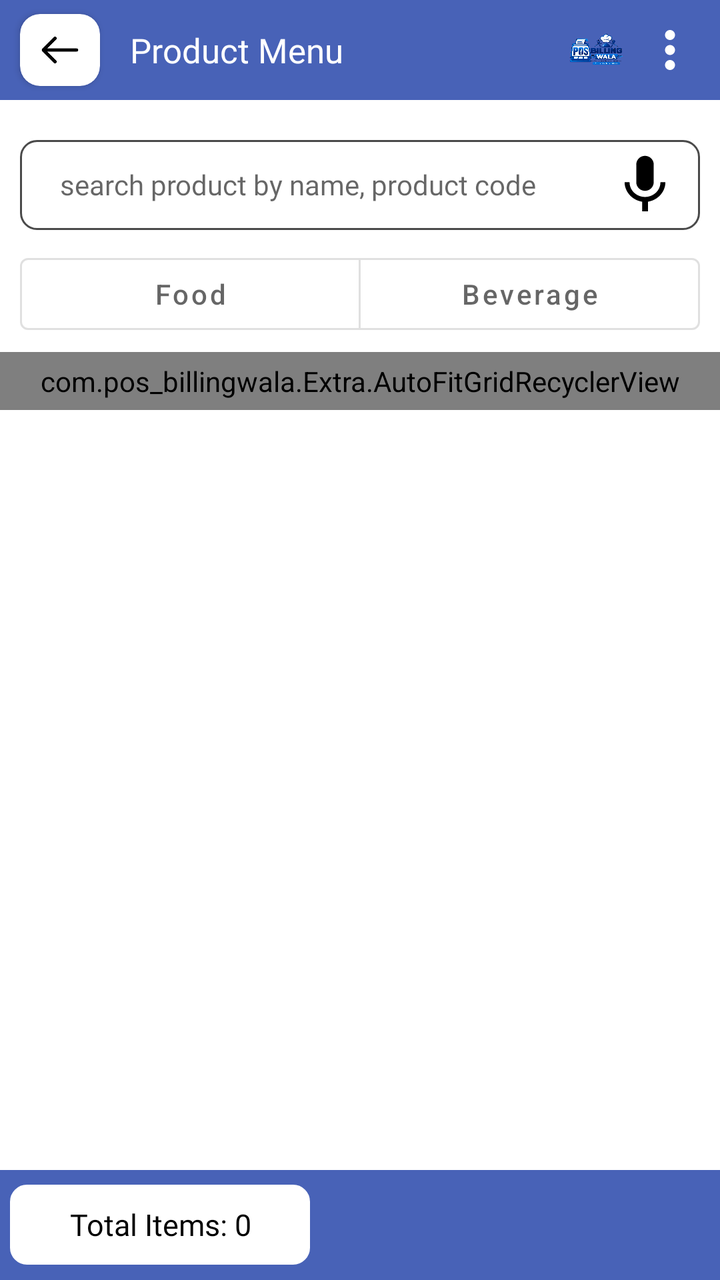
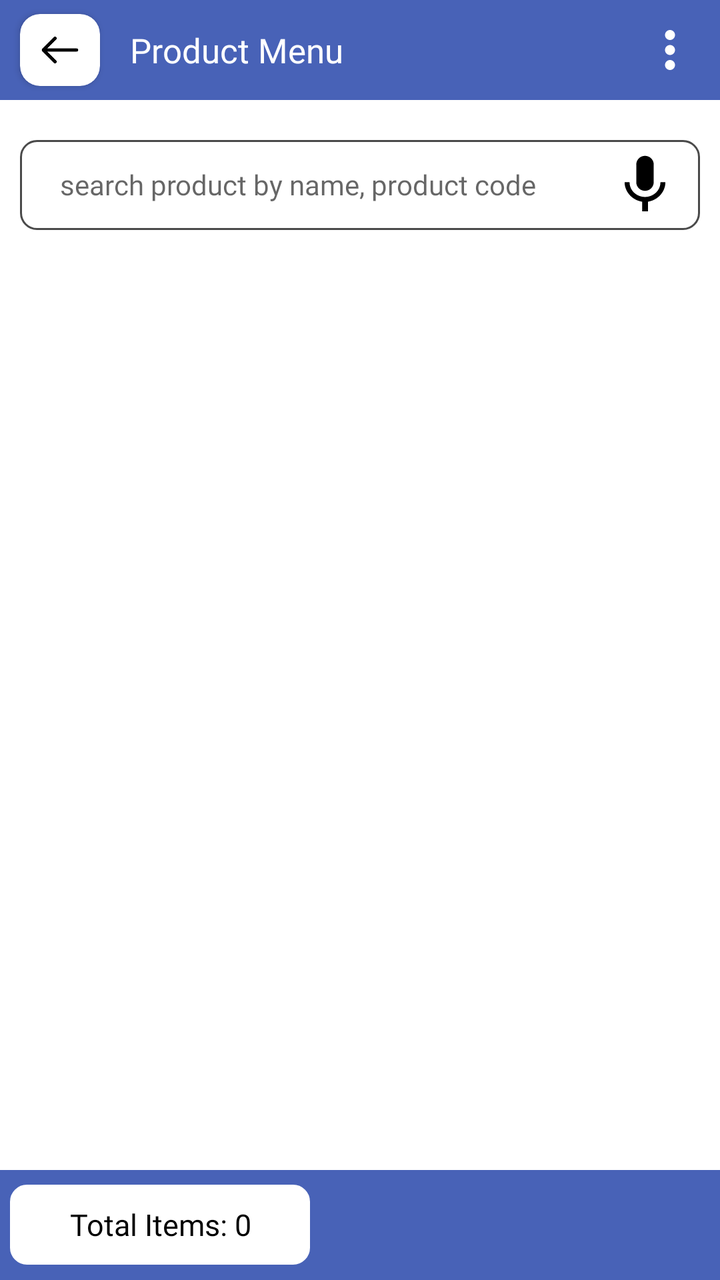

Two renders of the same Android screen: before a commit and after it. Below are the layout's source before the change and the commit's diff.
<!-- AndroidManifest.xml: application theme AppTheme -->
<!-- res/layout/fragment_create_pos.xml -->
<?xml version="1.0" encoding="utf-8"?>
<RelativeLayout xmlns:android="http://schemas.android.com/apk/res/android"
    xmlns:app="http://schemas.android.com/apk/res-auto"
    xmlns:tools="http://schemas.android.com/tools"
    android:layout_width="match_parent"
    android:layout_height="match_parent"
    tools:context=".Fragment.CreatePos">

    <com.google.android.material.appbar.AppBarLayout
        android:id="@+id/appBarLayout"
        android:layout_width="match_parent"
        android:layout_height="50dp"
        android:layout_alignParentTop="true">

        <RelativeLayout
            android:layout_width="match_parent"
            android:layout_height="match_parent">

            <androidx.cardview.widget.CardView
                android:id="@+id/homeCardView"
                android:layout_width="40dp"
                android:layout_height="40dp"
                android:layout_alignParentStart="true"
                android:layout_centerInParent="true"
                android:layout_marginStart="10dp"
                android:layout_marginTop="7dp"
                android:layout_marginBottom="7dp"
                app:cardCornerRadius="10dp">

                <ImageView
                    android:id="@+id/home"
                    android:layout_width="30dp"
                    android:layout_height="30dp"
                    android:layout_gravity="center"
                    android:padding="5dp"
                    android:src="@drawable/back" />

            </androidx.cardview.widget.CardView>

            <androidx.appcompat.widget.AppCompatTextView
                android:id="@+id/posHeading"
                android:layout_width="match_parent"
                android:layout_height="wrap_content"
                android:layout_centerInParent="true"
                android:layout_gravity="center"
                android:layout_toStartOf="@+id/menuIcon"
                android:layout_toEndOf="@+id/homeCardView"
                android:fontFamily="@font/poppinsmedium"
                android:gravity="center|start"
                android:paddingStart="15dp"
                android:paddingEnd="15dp"
                android:text="@string/ui_product_menu"
                android:textColor="@color/white"
                android:textSize="17dp" />

            <ImageView
                android:id="@+id/menuIcon"
                android:layout_width="30dp"
                android:layout_height="30dp"
                android:layout_alignParentEnd="true"
                android:layout_centerInParent="true"
                android:layout_marginEnd="10dp"
                android:src="@drawable/ic_menu" />
            <ImageView
                android:id="@+id/appBrandLogo"
                android:layout_width="28dp"
                android:layout_height="28dp"
                android:layout_centerVertical="true"
                android:layout_marginEnd="8dp"
                android:layout_toStartOf="@+id/menuIcon"
                android:contentDescription="@string/app_name"
                android:scaleType="fitCenter"
                android:src="@drawable/app_logo" />

        </RelativeLayout>

    </com.google.android.material.appbar.AppBarLayout>

    <LinearLayout
        android:layout_width="match_parent"
        android:layout_height="match_parent"
        android:layout_above="@id/cartLayout"
        android:layout_below="@+id/appBarLayout"
        android:layout_marginTop="10dp"
        android:orientation="vertical">

        <LinearLayout
            android:id="@+id/productSearchLayout"
            android:layout_width="match_parent"
            android:layout_height="45dp"
            android:layout_marginStart="10dp"
            android:layout_marginTop="10dp"
            android:layout_marginEnd="10dp"
            android:background="@drawable/button_rounded_border"
            android:orientation="horizontal">

            <com.google.android.material.textfield.TextInputEditText
                android:id="@+id/productSearch"
                android:layout_width="0dp"
                android:layout_height="40dp"
                android:layout_gravity="center"
                android:layout_marginStart="10dp"
                android:layout_marginEnd="10dp"
                android:layout_weight="1"
                android:background="@null"
                android:fontFamily="@font/poppinsregular"
                android:hint="@string/ui_search_product_by_name_product_code"
                android:paddingStart="10dp"
                android:paddingEnd="10dp"
                android:singleLine="true"
                android:textColor="@color/black"
                android:textSize="14dp" />

            <ImageView
                android:id="@+id/voiceSearchProduct"
                android:layout_width="35dp"
                android:layout_height="35dp"
                android:layout_gravity="center"
                android:layout_marginEnd="10dp"
                android:src="@drawable/baseline_mic_24"
                app:tint="@color/black" />

        </LinearLayout>

        <com.google.android.material.button.MaterialButtonToggleGroup
            android:id="@+id/foodTypeToggle"
            android:layout_width="match_parent"
            android:layout_height="wrap_content"
            android:layout_marginStart="10dp"
            android:layout_marginTop="8dp"
            android:layout_marginEnd="10dp"
            android:gravity="center"
            app:singleSelection="true"
            app:selectionRequired="true">

            <com.google.android.material.button.MaterialButton
                android:id="@+id/foodTypeFoodBtn"
                style="@style/Widget.MaterialComponents.Button.OutlinedButton"
                android:layout_width="0dp"
                android:layout_height="wrap_content"
                android:layout_weight="1"
                android:text="@string/ui_food"
                android:textAllCaps="false" />

            <com.google.android.material.button.MaterialButton
                android:id="@+id/foodTypeBeverageBtn"
                style="@style/Widget.MaterialComponents.Button.OutlinedButton"
                android:layout_width="0dp"
                android:layout_height="wrap_content"
                android:layout_weight="1"
                android:text="@string/ui_beverage"
                android:textAllCaps="false" />

        </com.google.android.material.button.MaterialButtonToggleGroup>

        <com.pos_billingwala.Extra.AutoFitGridRecyclerView
            android:id="@+id/categoryRecyclerView"
            android:layout_width="match_parent"
            android:layout_height="wrap_content"
            android:layout_marginTop="5dp"
            android:columnWidth="130dp"
            android:nestedScrollingEnabled="true"
            android:padding="5dp"
            android:visibility="visible" />

        <LinearLayout
            android:id="@+id/productLinearLayout"
            android:layout_width="match_parent"
            android:layout_height="wrap_content"
            android:orientation="vertical"
            android:visibility="gone">

            <TextView
                android:id="@+id/backToCategory"
                android:layout_width="match_parent"
                android:layout_height="30dp"
                android:layout_gravity="center"
                android:layout_marginLeft="10dp"
                android:layout_marginRight="5dp"
                android:drawableLeft="@drawable/arrowback"
                android:drawablePadding="10dp"
                android:fontFamily="@font/poppinsregular"
                android:gravity="center|left"
                android:text="@string/ui_back"
                android:textColor="@color/black"
                android:textSize="17dp"
                android:visibility="visible" />

            <HorizontalScrollView
                android:id="@+id/subcategoryScrollView"
                android:layout_width="match_parent"
                android:layout_height="wrap_content"
                android:paddingStart="10dp"
                android:paddingEnd="10dp"
                android:scrollbars="none"
                android:visibility="gone">

                <com.google.android.material.chip.ChipGroup
                    android:id="@+id/subcategoryChipGroup"
                    android:layout_width="wrap_content"
                    android:layout_height="wrap_content"
                    app:singleSelection="true"
                    app:selectionRequired="true" />

            </HorizontalScrollView>

            <com.pos_billingwala.Extra.AutoFitGridRecyclerView
                android:id="@+id/productRecyclerView"
                android:layout_width="match_parent"
                android:layout_height="wrap_content"
                android:columnWidth="150dp"
                android:nestedScrollingEnabled="true"
                android:padding="5dp" />

        </LinearLayout>

    </LinearLayout>

    <RelativeLayout
        android:id="@+id/cartLayout"
        android:layout_width="match_parent"
        android:layout_height="55dp"
        android:layout_alignParentBottom="true"
        android:background="@color/colorPrimary">

        <TextView
            android:id="@+id/totalItems"
            android:layout_width="150dp"
            android:layout_height="40dp"
            android:layout_alignParentStart="true"
            android:layout_centerInParent="true"
            android:layout_marginStart="5dp"
            android:layout_marginEnd="5dp"
            android:background="@drawable/button_rounded_border"
            android:backgroundTint="@color/white"
            android:fontFamily="@font/poppinsregular"
            android:gravity="center"
            android:paddingStart="10dp"
            android:paddingEnd="10dp"
            android:text="@string/ui_total_items_0"
            android:textColor="@color/black"
            android:textSize="15dp" />

        <TextView
            android:id="@+id/totalAmount"
            android:layout_width="match_parent"
            android:layout_height="wrap_content"
            android:layout_centerInParent="true"
            android:layout_marginStart="5dp"
            android:layout_marginEnd="5dp"
            android:layout_toEndOf="@+id/totalItems"
            android:fontFamily="@font/poppinsregular"
            android:gravity="center"
            android:paddingStart="15dp"
            android:paddingEnd="10dp"
            android:textColor="@color/white"
            android:textSize="15dp" />

    </RelativeLayout>

</RelativeLayout>
<!-- resources referenced by this layout -->
<resources>
  <color name="black">#000</color>
  <color name="colorPrimary">#4862b7</color>
  <color name="white">#fff</color>
  <!-- drawable app_logo: png bitmap (drawable, 586552 bytes) -->
  <!-- drawable arrowback (drawable) -->
  <vector xmlns:android="http://schemas.android.com/apk/res/android"
      android:width="24dp"
      android:height="24dp"
      android:viewportWidth="24.0"
      android:viewportHeight="24.0">
      <path
          android:fillColor="#FF000000"
          android:pathData="M21,11H6.83l3.58,-3.59L9,6l-6,6 6,6 1.41,-1.41L6.83,13H21z" />
  </vector>
  <!-- drawable back: png bitmap (drawable, 3507 bytes) -->
  <!-- drawable baseline_mic_24 (drawable) -->
  <vector xmlns:android="http://schemas.android.com/apk/res/android"
      android:width="24dp"
      android:height="24dp"
      android:tint="#000000"
      android:viewportWidth="24"
      android:viewportHeight="24">
      <path
          android:fillColor="@android:color/white"
          android:pathData="M12,14c1.66,0 2.99,-1.34 2.99,-3L15,5c0,-1.66 -1.34,-3 -3,-3S9,3.34 9,5v6c0,1.66 1.34,3 3,3zM17.3,11c0,3 -2.54,5.1 -5.3,5.1S6.7,14 6.7,11L5,11c0,3.41 2.72,6.23 6,6.72L11,21h2v-3.28c3.28,-0.48 6,-3.3 6,-6.72h-1.7z" />
  </vector>
  <!-- drawable button_rounded_border (drawable) -->
  <?xml version="1.0" encoding="utf-8"?>
  <shape xmlns:android="http://schemas.android.com/apk/res/android">
      <stroke
          android:width="1dp"
          android:color="@color/light_black" />
  
      <corners android:radius="8dp" />
  
  </shape>
  <!-- drawable ic_menu (drawable) -->
  <vector xmlns:android="http://schemas.android.com/apk/res/android"
      android:width="24dp"
      android:height="24dp"
      android:tint="@color/white"
      android:viewportWidth="24"
      android:viewportHeight="24">
      <path
          android:fillColor="@android:color/white"
          android:pathData="M12,8c1.1,0 2,-0.9 2,-2s-0.9,-2 -2,-2 -2,0.9 -2,2 0.9,2 2,2zM12,10c-1.1,0 -2,0.9 -2,2s0.9,2 2,2 2,-0.9 2,-2 -0.9,-2 -2,-2zM12,16c-1.1,0 -2,0.9 -2,2s0.9,2 2,2 2,-0.9 2,-2 -0.9,-2 -2,-2z" />
  </vector>
  <string name="app_name">Billingwala</string>
  <string name="ui_back">Back</string>
  <string name="ui_beverage">Beverage</string>
  <string name="ui_food">Food</string>
  <string name="ui_product_menu">Product Menu</string>
  <string name="ui_search_product_by_name_product_code">search product by name, product code</string>
  <string name="ui_total_items_0">Total Items: 0</string>
  <style name="AppTheme" parent="Theme.MaterialComponents.Light.NoActionBar">
          
          <item name="colorPrimary">@color/colorPrimary</item>
          <item name="colorPrimaryDark">@color/colorPrimary</item>
          <item name="colorAccent">@color/colorAccent</item>
          <item name="android:windowIsTranslucent">true</item>
          <item name="windowNoTitle">true</item>
          <item name="windowActionBar">false</item>
  
      </style>
  <color name="light_black">#4a4a4a</color>
  <color name="colorAccent">#000</color>
</resources>

<!-- the commit's change to res/layout/fragment_create_pos.xml (unified diff, before → after) -->
@@ -61,18 +61,7 @@
                 android:layout_centerInParent="true"
                 android:layout_marginEnd="10dp"
                 android:src="@drawable/ic_menu" />
-            <ImageView
-                android:id="@+id/appBrandLogo"
-                android:layout_width="28dp"
-                android:layout_height="28dp"
-                android:layout_centerVertical="true"
-                android:layout_marginEnd="8dp"
-                android:layout_toStartOf="@+id/menuIcon"
-                android:contentDescription="@string/app_name"
-                android:scaleType="fitCenter"
-                android:src="@drawable/app_logo" />
-
-        </RelativeLayout>
+</RelativeLayout>
 
     </com.google.android.material.appbar.AppBarLayout>
 
@@ -122,45 +111,17 @@
 
         </LinearLayout>
 
-        <com.google.android.material.button.MaterialButtonToggleGroup
-            android:id="@+id/foodTypeToggle"
-            android:layout_width="match_parent"
-            android:layout_height="wrap_content"
-            android:layout_marginStart="10dp"
-            android:layout_marginTop="8dp"
-            android:layout_marginEnd="10dp"
-            android:gravity="center"
-            app:singleSelection="true"
-            app:selectionRequired="true">
-
-            <com.google.android.material.button.MaterialButton
-                android:id="@+id/foodTypeFoodBtn"
-                style="@style/Widget.MaterialComponents.Button.OutlinedButton"
-                android:layout_width="0dp"
-                android:layout_height="wrap_content"
-                android:layout_weight="1"
-                android:text="@string/ui_food"
-                android:textAllCaps="false" />
-
-            <com.google.android.material.button.MaterialButton
-                android:id="@+id/foodTypeBeverageBtn"
-                style="@style/Widget.MaterialComponents.Button.OutlinedButton"
-                android:layout_width="0dp"
-                android:layout_height="wrap_content"
-                android:layout_weight="1"
-                android:text="@string/ui_beverage"
-                android:textAllCaps="false" />
-
-        </com.google.android.material.button.MaterialButtonToggleGroup>
-
-        <com.pos_billingwala.Extra.AutoFitGridRecyclerView
+        <androidx.recyclerview.widget.RecyclerView
             android:id="@+id/categoryRecyclerView"
             android:layout_width="match_parent"
             android:layout_height="wrap_content"
             android:layout_marginTop="5dp"
-            android:columnWidth="130dp"
-            android:nestedScrollingEnabled="true"
-            android:padding="5dp"
+            android:clipToPadding="false"
+            android:nestedScrollingEnabled="false"
+            android:orientation="horizontal"
+            android:paddingStart="8dp"
+            android:paddingEnd="8dp"
+            android:scrollbars="none"
             android:visibility="visible" />
 
         <LinearLayout
@@ -184,7 +145,7 @@
                 android:text="@string/ui_back"
                 android:textColor="@color/black"
                 android:textSize="17dp"
-                android:visibility="visible" />
+                android:visibility="gone" />
 
             <HorizontalScrollView
                 android:id="@+id/subcategoryScrollView"
<!-- resource entries referenced after the edit -->
@@ -3,7 +3,6 @@
   <color name="black">#000</color>
   <color name="colorPrimary">#4862b7</color>
   <color name="white">#fff</color>
-  <!-- drawable app_logo: png bitmap (drawable, 586552 bytes) -->
   <!-- drawable arrowback (drawable) -->
   <vector xmlns:android="http://schemas.android.com/apk/res/android"
       android:width="24dp"
@@ -47,10 +46,7 @@
           android:fillColor="@android:color/white"
           android:pathData="M12,8c1.1,0 2,-0.9 2,-2s-0.9,-2 -2,-2 -2,0.9 -2,2 0.9,2 2,2zM12,10c-1.1,0 -2,0.9 -2,2s0.9,2 2,2 2,-0.9 2,-2 -0.9,-2 -2,-2zM12,16c-1.1,0 -2,0.9 -2,2s0.9,2 2,2 2,-0.9 2,-2 -0.9,-2 -2,-2z" />
   </vector>
-  <string name="app_name">Billingwala</string>
   <string name="ui_back">Back</string>
-  <string name="ui_beverage">Beverage</string>
-  <string name="ui_food">Food</string>
   <string name="ui_product_menu">Product Menu</string>
   <string name="ui_search_product_by_name_product_code">search product by name, product code</string>
   <string name="ui_total_items_0">Total Items: 0</string>
